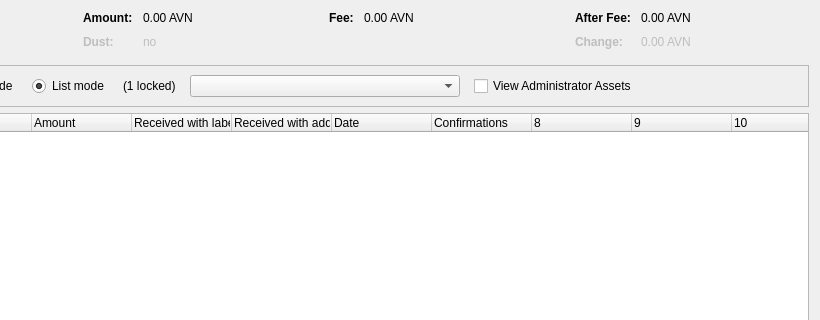
Old version of the form src/qt/forms/assetcontroldialog.ui in the repository AvianNetwork/Avian; both pictures show x 180 to 1000 and y 0 to 320 of the 1000 by 500 pixel window.
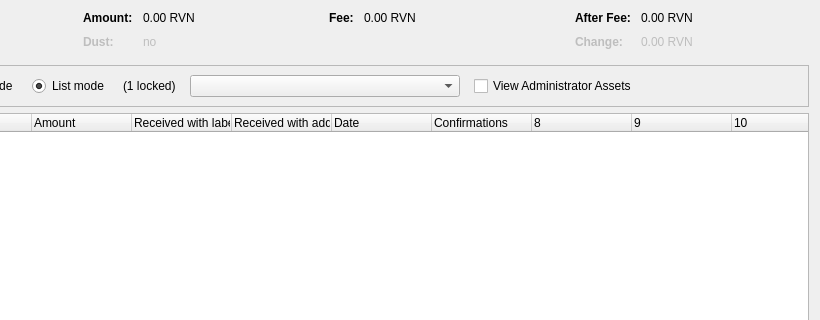
New version of the form. Custom widgets are drawn as their Qt base class.

```diff
--- a/src/qt/forms/assetcontroldialog.ui
+++ b/src/qt/forms/assetcontroldialog.ui
@@ -132,7 +132,7 @@
           <enum>Qt::ActionsContextMenu</enum>
          </property>
          <property name="text">
-          <string notr="true">0.00 AVN</string>
+          <string notr="true">0.00 RVN</string>
          </property>
          <property name="textInteractionFlags">
           <set>Qt::LinksAccessibleByMouse|Qt::TextSelectableByKeyboard|Qt::TextSelectableByMouse</set>
@@ -212,7 +212,7 @@
           <enum>Qt::ActionsContextMenu</enum>
          </property>
          <property name="text">
-          <string notr="true">0.00 AVN</string>
+          <string notr="true">0.00 RVN</string>
          </property>
          <property name="textInteractionFlags">
           <set>Qt::LinksAccessibleByMouse|Qt::TextSelectableByKeyboard|Qt::TextSelectableByMouse</set>
@@ -257,7 +257,7 @@
           <enum>Qt::ActionsContextMenu</enum>
          </property>
          <property name="text">
-          <string notr="true">0.00 AVN</string>
+          <string notr="true">0.00 RVN</string>
          </property>
          <property name="textInteractionFlags">
           <set>Qt::LinksAccessibleByMouse|Qt::TextSelectableByKeyboard|Qt::TextSelectableByMouse</set>
@@ -292,7 +292,7 @@
           <enum>Qt::ActionsContextMenu</enum>
          </property>
          <property name="text">
-          <string notr="true">0.00 AVN</string>
+          <string notr="true">0.00 RVN</string>
          </property>
          <property name="textInteractionFlags">
           <set>Qt::LinksAccessibleByMouse|Qt::TextSelectableByKeyboard|Qt::TextSelectableByMouse</set>
```
